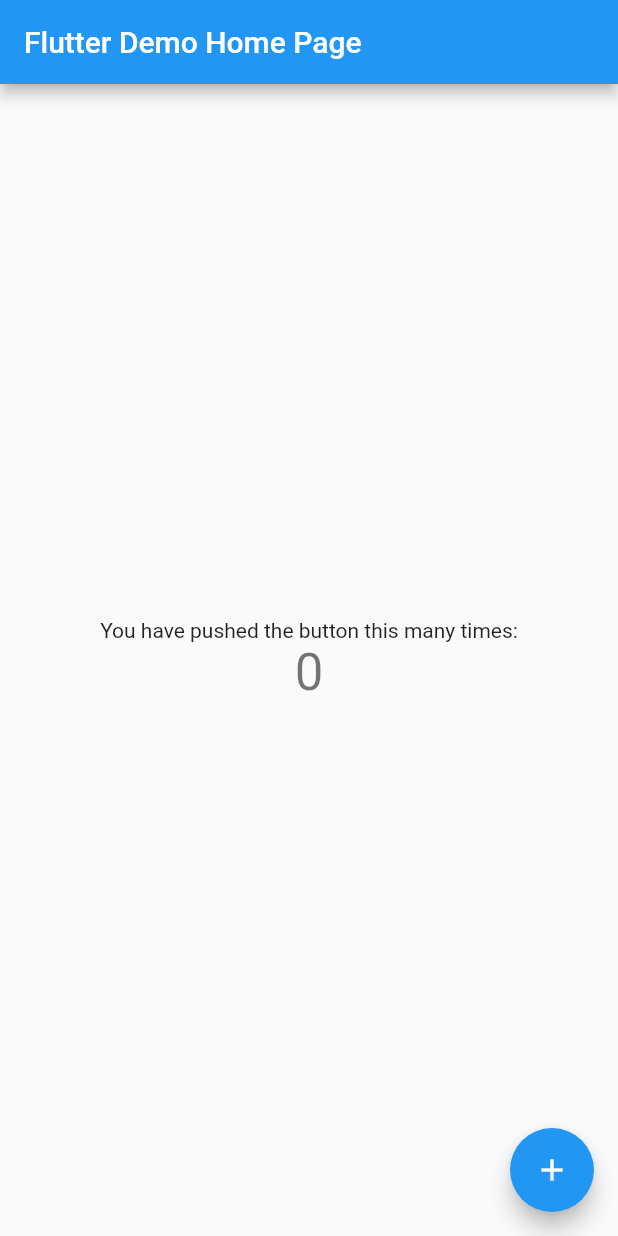
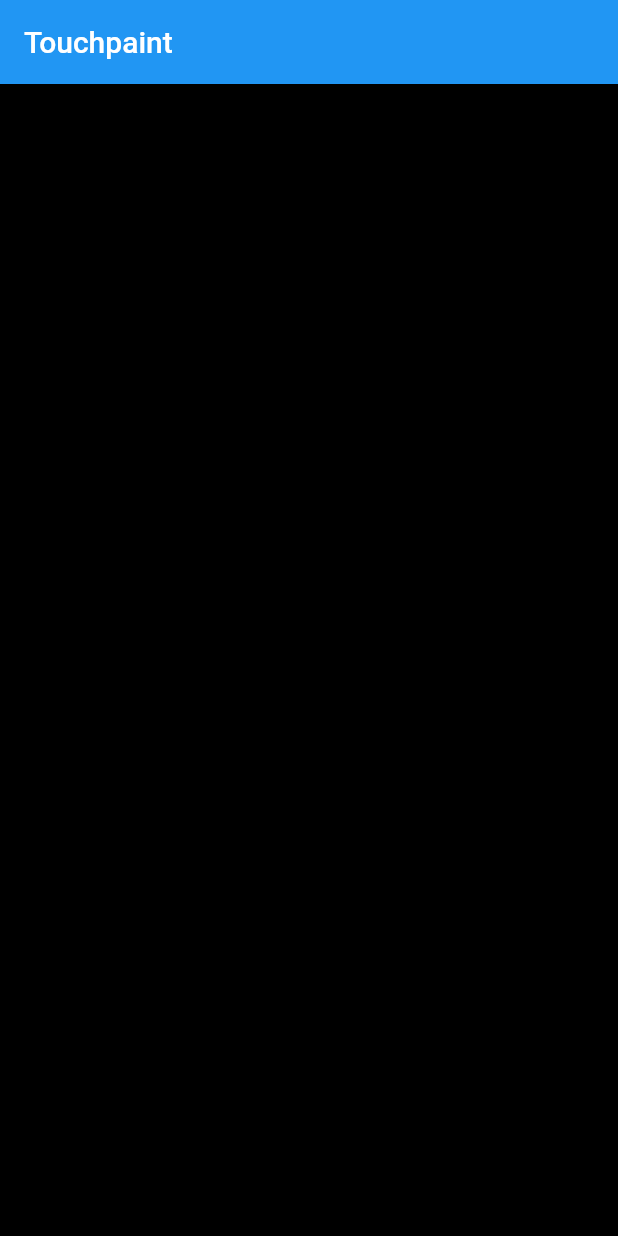
Before and after one commit to kdrag0n/touchpaint-flutter, a Flutter app: the screen it shows after launch, on a phone screen of 412 x 824 dp. Run offline on Flutter 3.47's test engine with Material 2 defaults, Android fonts, the phone set to English and light mode, and no system bars.

Commit message:
Add CustomPainter on black container

```diff
--- a/lib/main.dart
+++ b/lib/main.dart
@@ -11,7 +11,7 @@ class PaintApp extends StatelessWidget {
       theme: ThemeData(
         primarySwatch: Colors.blue,
       ),
-      home: PaintPage(title: 'Flutter Demo Home Page'),
+      home: PaintPage(),
     );
   }
 }
--- a/lib/paint.dart
+++ b/lib/paint.dart
@@ -1,12 +1,22 @@
 import 'package:flutter/material.dart';
 
 class PaintPage extends StatefulWidget {
-  PaintPage({Key key, this.title}) : super(key: key);
-
-  final String title;
+  PaintPage({Key key}) : super(key: key);
 
   @override
   _PaintPageState createState() => _PaintPageState();
+}
+
+class PaintPainter extends CustomPainter {
+  @override
+  void paint(Canvas canvas, Size size) {
+    // TODO: implement paint
+  }
+
+  @override
+  bool shouldRepaint(CustomPainter oldDelegate) {
+    return true;
+  }
 }
 
 class _PaintPageState extends State<PaintPage> {
@@ -22,27 +32,17 @@ class _PaintPageState extends State<PaintPage> {
   Widget build(BuildContext context) {
     return Scaffold(
       appBar: AppBar(
-        title: Text(widget.title),
+        title: Text('Touchpaint'),
       ),
-      body: Center(
-        child: Column(
-          mainAxisAlignment: MainAxisAlignment.center,
-          children: <Widget>[
-            Text(
-              'You have pushed the button this many times:',
-            ),
-            Text(
-              '$_counter',
-              style: Theme.of(context).textTheme.display1,
-            ),
-          ],
-        ),
-      ),
-      floatingActionButton: FloatingActionButton(
-        onPressed: _incrementCounter,
-        tooltip: 'Increment',
-        child: Icon(Icons.add),
-      ),
+      body: LayoutBuilder(
+        builder: (_, constraints) => Container(
+            width: constraints.widthConstraints().maxWidth,
+            height: constraints.heightConstraints().maxHeight,
+            color: Colors.black,
+            child: CustomPaint(painter: PaintPainter()
+          )
+        )
+      )
     );
   }
 }
```
